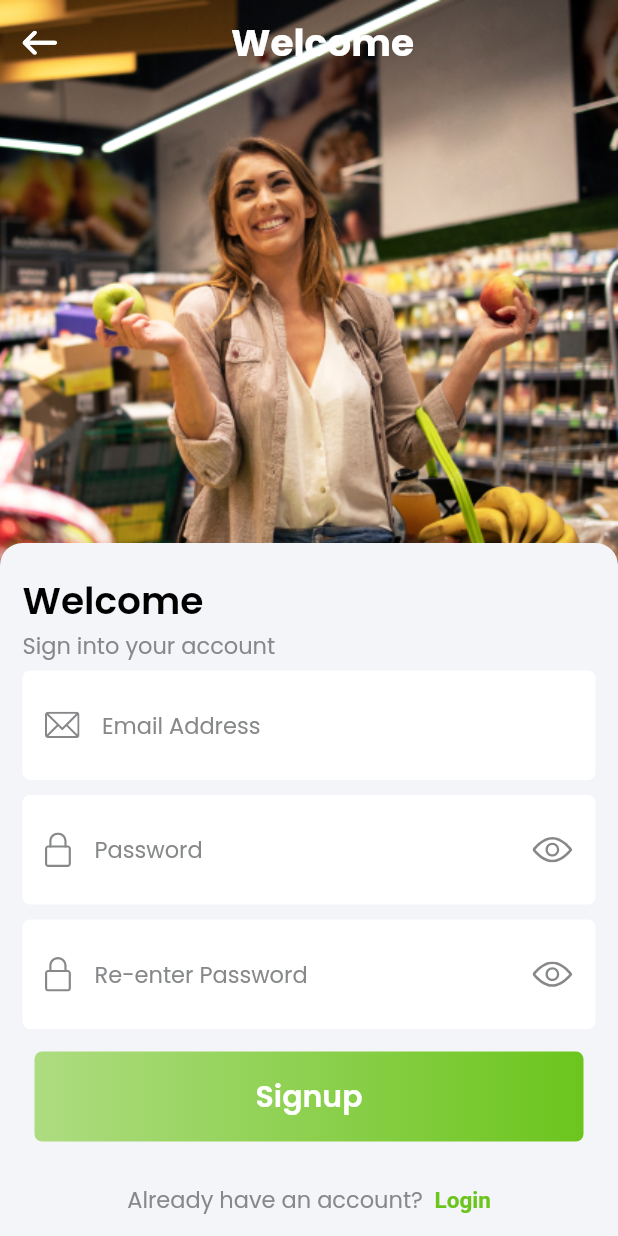
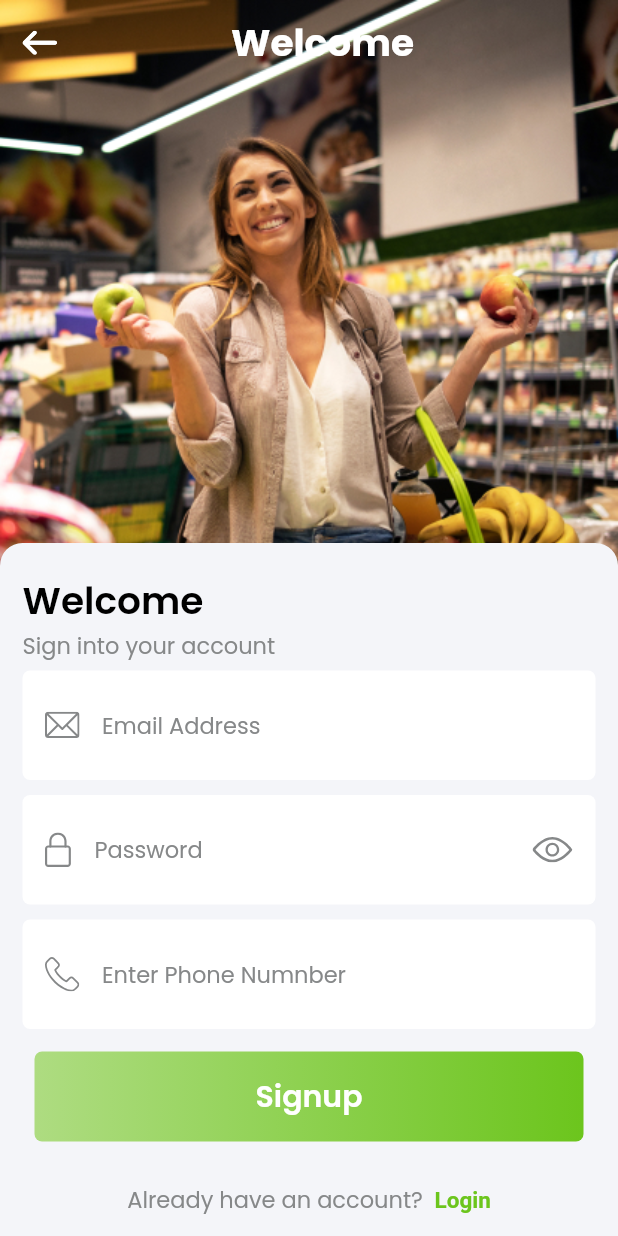
Before and after one commit to shammaskhann/BigCart_FireBase_GetX_Flutter_APP, a Flutter app: the SignupScreen screen opened by its route, on a phone screen of 412 x 824 dp. Run offline on Flutter 3.47's test engine with Material 2 defaults, Android fonts, the phone set to English and light mode, and no system bars; our stand-ins replace cloud_firestore, firebase_auth, firebase_core, firebase_storage, flutter_svg, fluttertoast and 3 more; accounts and stored records are empty; project files that could hold a hidden picture were left out.

Commit message:
30-Sept-23

```diff
--- a/lib/resources/Routes/route_name.dart
+++ b/lib/resources/Routes/route_name.dart
@@ -3,5 +3,5 @@ class RouteName {
   static const String loginScreen = '/login_screen';
   static const String signupScreen = '/signup_screen';
   static const String homeScreen = '/home_screen';
-  static const String vegetableScreen = '/vegetable_screen';
+  static const String categoryScreen = '/category_screen';
 }
--- a/lib/resources/languages/languages.dart
+++ b/lib/resources/languages/languages.dart
@@ -12,9 +12,10 @@ class Languages extends Translations {
           'welcome': 'Welcome',
           'greeting': 'Welcome to',
           'email': 'Email Address',
-          'reenter_password': 'Re-enter Password',
+          'enter_number': 'Enter Phone Numnber',
           'password': 'Password',
           'phone': 'Phone Number',
+          'phone_empty': 'Please enter phone number',
           'vegetables': 'Vegetables',
           'fruits': 'Fruits',
           'drink': 'Bevarages',
@@ -45,8 +46,9 @@ class Languages extends Translations {
           'welcome': 'خوش آمدید',
           'email': 'ای میل ایڈریس',
           'password': 'پاس ورڈ',
-          'reenter_password': 'پاس ورڈ دوبارہ درج کریں',
+          'enter_number': 'فون نمبر درج کریں',
           'phone': 'فون نمبر',
+          'phone_empty': 'براہ کرم فون نمبر درج کریں',
           'vegetables': 'سبزیاں',
           'fruits': 'پھل',
           'drink': 'مشروبات',
--- a/lib/view_models/controller/Authentication/signup_controller.dart
+++ b/lib/view_models/controller/Authentication/signup_controller.dart
@@ -12,6 +12,7 @@ class SignUpController extends GetxController {
   final emailController = TextEditingController().obs;
   final passwordController = TextEditingController().obs;
   final passwordConfirmController = TextEditingController().obs;
+  final phoneController = TextEditingController().obs;
   final emailFocusNode = FocusNode().obs;
   final passwordConfirmFocusNode = FocusNode().obs;
   final passwordFocusNode = FocusNode().obs;
@@ -29,6 +30,7 @@ class SignUpController extends GetxController {
       await _db.collection('users').doc(value.user!.uid).set({
         'email': emailController.value.text,
         'password': passwordController.value.text,
+        'phoneNumber': phoneController.value.text,
         'uid': value.user!.uid,
       });
       loading.value = false;
--- a/lib/views/signup_view/signup_view.dart
+++ b/lib/views/signup_view/signup_view.dart
@@ -181,18 +181,13 @@ class SignupScreen extends StatelessWidget {
                                 //PassWord
                                 Obx(
                                   () => TextFormField(
-                                    controller: signupController
-                                        .passwordConfirmController.value,
+                                    controller:
+                                        signupController.phoneController.value,
                                     focusNode: signupController
                                         .passwordConfirmFocusNode.value,
                                     validator: (value) {
                                       if (value!.isEmpty) {
-                                        return 'password_empty'.tr;
-                                      }
-                                      if (value !=
-                                          signupController
-                                              .passwordController.value.text) {
-                                        return 'password_not_match'.tr;
+                                        return 'phone_empty'.tr;
                                       }
                                       return null;
                                     },
@@ -202,9 +197,6 @@ class SignupScreen extends StatelessWidget {
                                           .unfocus();
                                     },
                                     style: AppTextStyles.textfieldInputStyle,
-                                    obscureText: signupController
-                                        .isPasswordNotVisible.value,
-                                    obscuringCharacter: '•',
                                     cursorColor: AppColors.primaryColor,
                                     decoration: InputDecoration(
                                       contentPadding: const EdgeInsets.only(
@@ -213,7 +205,7 @@ class SignupScreen extends StatelessWidget {
                                         bottom: 25,
                                       ),
                                       fillColor: AppColors.white,
-                                        hintText: 'reenter_password'.tr,
+                                      hintText: 'enter_number'.tr,
                                       hintStyle: AppTextStyles.substitle,
                                       border: OutlineInputBorder(
                                           borderRadius:
@@ -223,27 +215,12 @@ class SignupScreen extends StatelessWidget {
                                       prefixIcon: Container(
                                         padding: const EdgeInsets.all(15),
                                         child: SvgPicture.asset(
-                                            AppTextFeildIcons.passwordLockIcon,
+                                          AppTextFeildIcons.phoneIcon,
                                           // ignore: deprecated_member_use
                                           color: AppColors.grey,
                                         ),
                                       ),
-                                        suffixIcon: Container(
-                                          padding: const EdgeInsets.all(15),
-                                          child: InkWell(
-                                            onTap: () {
-                                              signupController
-                                                  .isPasswordNotVisible
-                                                  .toggle();
-                                            },
-                                            child: SvgPicture.asset(
-                                              AppTextFeildIcons
-                                                  .passwordVisibleIcon,
-                                              // ignore: deprecated_member_use
-                                              color: AppColors.grey,
                                     ),
-                                          ),
-                                        )),
                                   ),
                                 ),
 
```
Also changed, not shown: lib/resources/Routes/routes.dart (+6 -3 lines), lib/view_models/FireStoreImageServices/imageFetch.dart (added, +19 -0 lines), lib/view_models/controller/Cart_Contrller/cart_controller.dart (added, +46 -0 lines), lib/view_models/controller/ListingController/Categoryitem_controller.dart/categoryListingController.dart (added, +20 -0 lines), lib/view_models/controller/ListingController/Featured-Items/featureitem_controller.dart (renamed from lib/view_models/controller/Featured-Items/featureitem_controller.dart, +0 -17 lines), lib/views/category_pages/category_view.dart (added, +76 -0 lines), lib/views/category_pages/vegetable_view.dart (deleted, +0 -46 lines), lib/views/home_view/categories_list/categories_list.dart (+10 -4 lines), lib/views/home_view/featured_list/featured_list.dart (+3 -5 lines), lib/widgets/ItemCard.dart (+49 -13 lines). Lines whose indentation alone changed are shown as unchanged.
